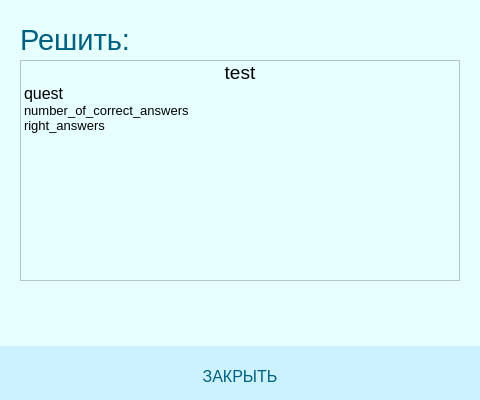
Before: the Qt Designer form untitled_view.ui in Deker39/python-learning, drawn with Qt 5.
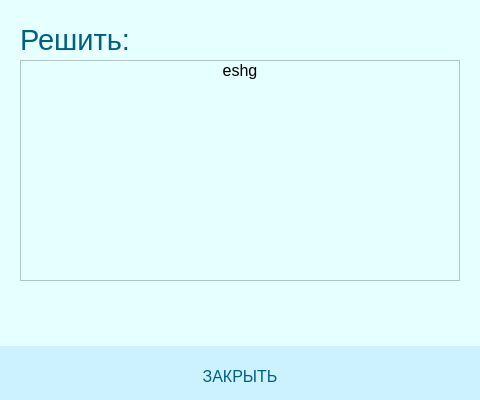
After: the same form once the commit is applied.

```diff
--- a/untitled_view.ui
+++ b/untitled_view.ui
@@ -77,91 +77,10 @@
    </property>
    <item>
     <property name="text">
-     <string>test</string>
-    </property>
-    <property name="font">
-     <font>
-      <pointsize>14</pointsize>
-     </font>
+     <string>eshg</string>
     </property>
     <property name="textAlignment">
      <set>AlignCenter</set>
-    </property>
-    <property name="background">
-     <brush brushstyle="NoBrush">
-      <color alpha="255">
-       <red>255</red>
-       <green>255</green>
-       <blue>127</blue>
-      </color>
-     </brush>
-    </property>
-    <property name="foreground">
-     <brush brushstyle="NoBrush">
-      <color alpha="255">
-       <red>0</red>
-       <green>96</green>
-       <blue>172</blue>
-      </color>
-     </brush>
-    </property>
-   </item>
-   <item>
-    <property name="text">
-     <string>quest</string>
-    </property>
-    <property name="font">
-     <font>
-      <pointsize>12</pointsize>
-     </font>
-    </property>
-    <property name="foreground">
-     <brush brushstyle="NoBrush">
-      <color alpha="255">
-       <red>0</red>
-       <green>96</green>
-       <blue>128</blue>
-      </color>
-     </brush>
-    </property>
-   </item>
-   <item>
-    <property name="text">
-     <string>number_of_correct_answers</string>
-    </property>
-    <property name="font">
-     <font>
-      <pointsize>10</pointsize>
-      <italic>false</italic>
-     </font>
-    </property>
-    <property name="foreground">
-     <brush brushstyle="NoBrush">
-      <color alpha="255">
-       <red>0</red>
-       <green>96</green>
-       <blue>128</blue>
-      </color>
-     </brush>
-    </property>
-   </item>
-   <item>
-    <property name="text">
-     <string>right_answers</string>
-    </property>
-    <property name="font">
-     <font>
-      <pointsize>10</pointsize>
-     </font>
-    </property>
-    <property name="foreground">
-     <brush brushstyle="NoBrush">
-      <color alpha="255">
-       <red>0</red>
-       <green>96</green>
-       <blue>128</blue>
-      </color>
-     </brush>
     </property>
    </item>
   </widget>
```
